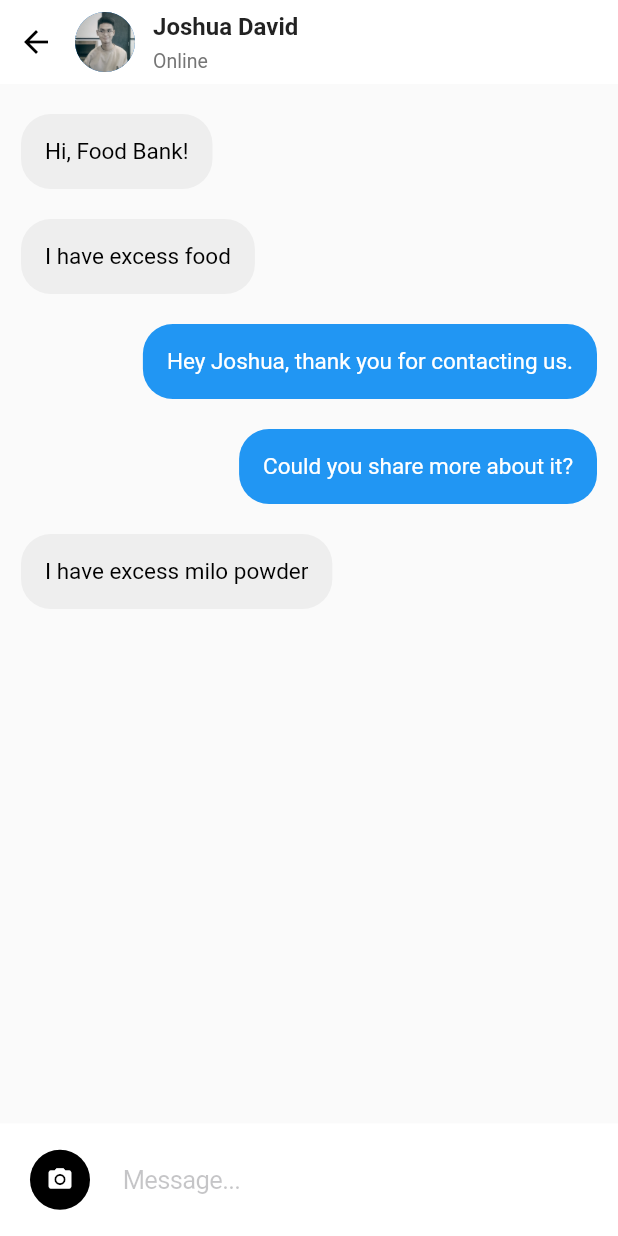
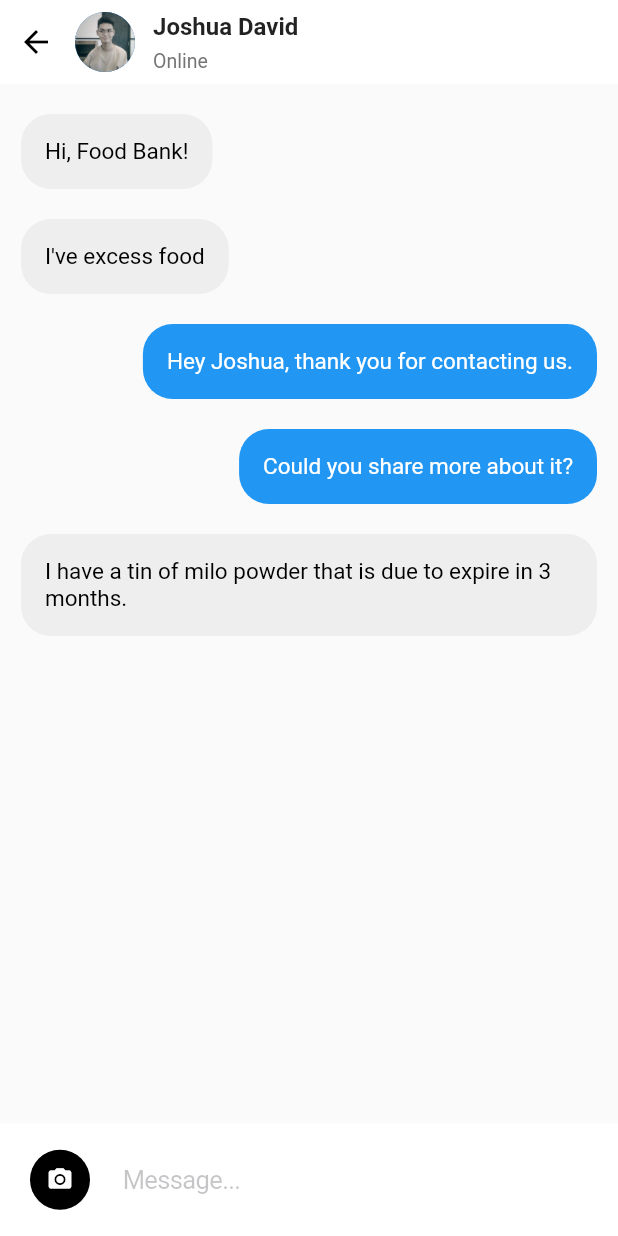
Before and after one commit to torrizing/google-ignite-22-group2, a Flutter app: the ChatDetails screen opened directly, on a phone screen of 412 x 824 dp. Run offline on Flutter 3.47's test engine with Material 2 defaults, Android fonts, the phone set to English and light mode, and no system bars; our stand-ins replace google_maps_flutter.

Commit message:
clean up

```diff
--- a/lib/screens/chat/chat_details.dart
+++ b/lib/screens/chat/chat_details.dart
@@ -13,7 +13,7 @@ class ChatDetails extends StatefulWidget {
 class _ChatDetailsState extends State<ChatDetails> {
   List<ChatMessage> messages = [
     ChatMessage(messageContent: "Hi, Food Bank!", messageType: "receiver"),
-    ChatMessage(messageContent: "I have excess food", messageType: "receiver"),
+    ChatMessage(messageContent: "I've excess food", messageType: "receiver"),
     ChatMessage(
         messageContent: "Hey Joshua, thank you for contacting us.",
         messageType: "sender"),
@@ -21,7 +21,14 @@ class _ChatDetailsState extends State<ChatDetails> {
         messageContent: "Could you share more about it?",
         messageType: "sender"),
     ChatMessage(
-        messageContent: "I have excess milo powder", messageType: "receiver"),
+        messageContent:
+            "I have a tin of milo powder that is due to expire in 3 months.",
+        messageType: "receiver"),
+  ];
+
+  List<ChatMessage> acceptedDeal = [
+    ChatMessage(
+        messageContent: "Excess Food - 1x Milo Tin", messageType: "receiver")
   ];
 
   late TextEditingController _controller;
--- a/lib/screens/chat/chat_screen.dart
+++ b/lib/screens/chat/chat_screen.dart
@@ -33,7 +33,7 @@ class _ChatDataState extends State<ChatData> {
   List<ChatList> chatList = [
     ChatList(
         name: "Joshua",
-        messageText: "I have excess milo powder",
+        messageText: "I have a tin of milo powder...",
         imageUrl: "assets/images/joshua.jpeg",
         time: "Now",
         isMessageRead: false),
@@ -41,13 +41,13 @@ class _ChatDataState extends State<ChatData> {
         name: "Regine",
         messageText: "I have excess milo powder",
         imageUrl: "assets/images/carousell.png",
-        time: "Now",
+        time: "10 minutes ago",
         isMessageRead: true),
     ChatList(
         name: "John Doe",
         messageText: "I have excess milo powder",
         imageUrl: "assets/images/joshua.jpeg",
-        time: "Now",
+        time: "5 hours ago",
         isMessageRead: true),
   ];
 
```
